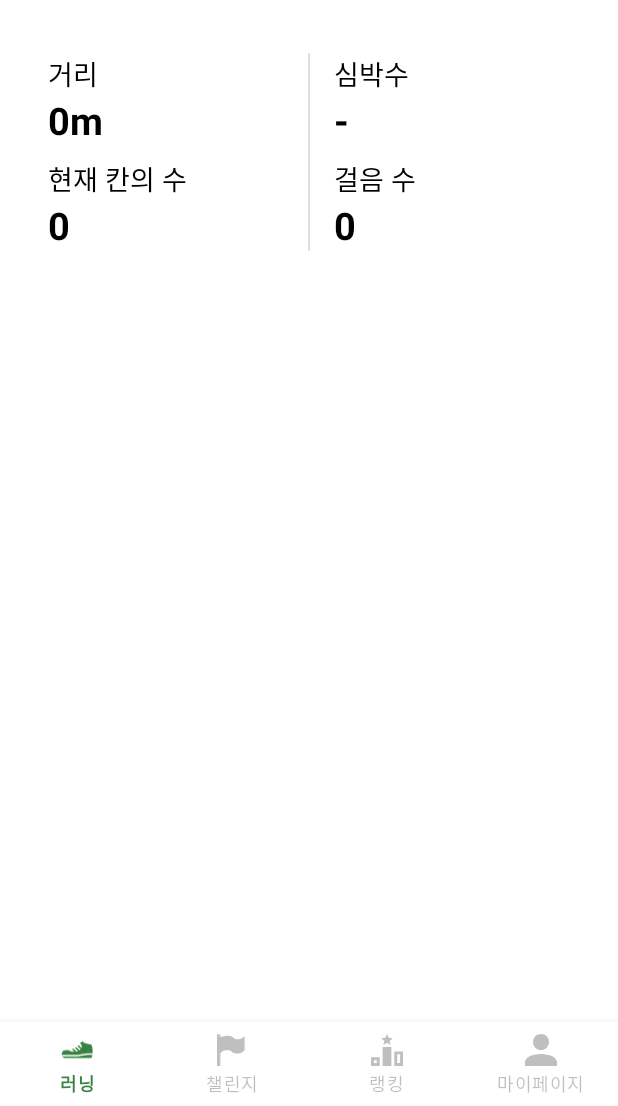
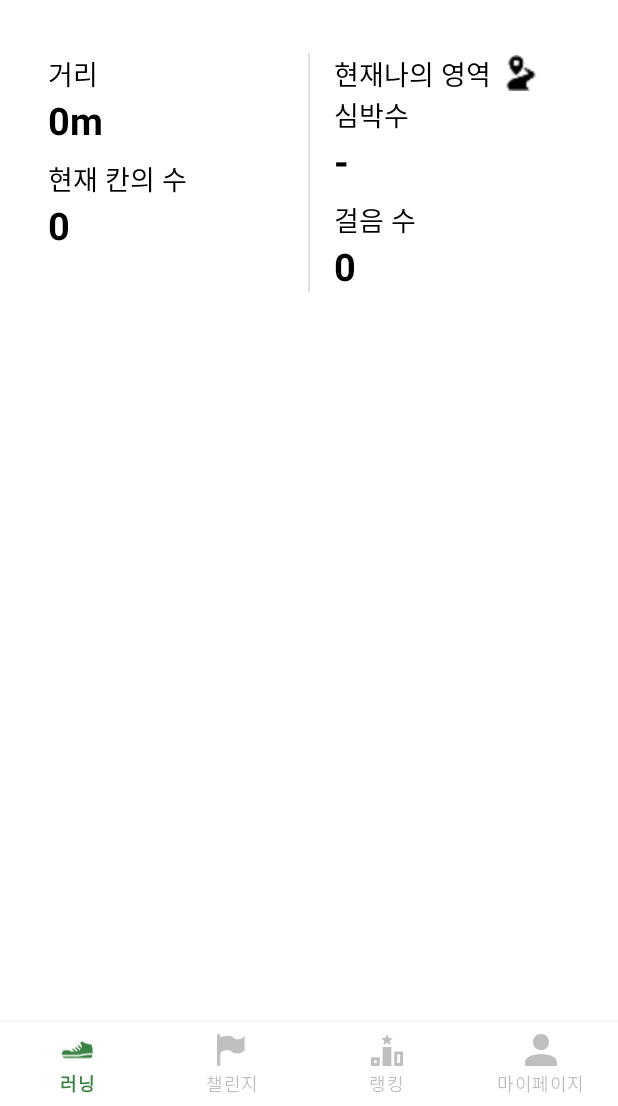
Before and after one commit to yoonjiseok/MoveOn_FE, an Android app: the fragment MainRecordFragment placed in its activity, on a phone screen of 412 x 824 dp, the part 130-1236 px from its top. Run offline under Robolectric (Android 15) with nearby library versions, the light colour scheme and no system bars; plain views replace SlidingUpPanelLayout.

Commit message:
Add Recommend Course Dialog

```diff
--- a/app/src/main/java/androidtown/org/moveon/MainRecordFragment.kt
+++ b/app/src/main/java/androidtown/org/moveon/MainRecordFragment.kt
@@ -14,6 +14,7 @@ import android.os.Looper
 import android.view.LayoutInflater
 import android.view.View
 import android.widget.ImageView
+import android.widget.ImageButton
 import android.widget.LinearLayout
 import android.widget.TextView
 import android.widget.Toast
@@ -95,6 +96,9 @@ class MainRecordFragment : Fragment(R.layout.fragment_main_record), OnMapReadyCa
         super.onViewCreated(view, savedInstanceState)
 
         // 뷰 초기화
+        view.findViewById<ImageButton>(R.id.recommendButton)?.setOnClickListener {
+            RecommendedCourseDialog().show(parentFragmentManager, "recommendedCourse")
+        }
         timeValueText = view.findViewById(R.id.timeValue)
         distanceValueText = view.findViewById(R.id.distance_value)
         stepValueText = view.findViewById(R.id.step_count)
--- a/app/src/main/java/androidtown/org/moveon/RunningFragment.kt
+++ b/app/src/main/java/androidtown/org/moveon/RunningFragment.kt
@@ -7,6 +7,7 @@ import android.view.LayoutInflater
 import android.view.View
 import android.view.ViewGroup
 import android.widget.Button
+import android.widget.ImageButton
 import androidx.core.app.ActivityCompat
 import androidx.core.content.ContextCompat
 import androidx.fragment.app.Fragment
@@ -45,6 +46,10 @@ class RunningFragment : Fragment(), OnMapReadyCallback {
 
     override fun onViewCreated(view: View, savedInstanceState: Bundle?) {
         super.onViewCreated(view, savedInstanceState)
+
+        view.findViewById<ImageButton>(R.id.recommendButton)?.setOnClickListener {
+            RecommendedCourseDialog().show(parentFragmentManager, "recommendedCourse")
+        }
 
         val startButton = view.findViewById<Button>(R.id.startButton)
         startButton?.setOnClickListener {
--- /dev/null
+++ b/app/src/main/res/drawable/info_box_background.xml
@@ -0,0 +1,5 @@
+<?xml version="1.0" encoding="utf-8"?>
+<shape xmlns:android="http://schemas.android.com/apk/res/android">
+    <solid android:color="#1A398342" />
+    <corners android:radius="12dp" />
+</shape>
--- /dev/null
+++ b/app/src/main/res/drawable/tab_selected_pill_background.xml
@@ -0,0 +1,6 @@
+<?xml version="1.0" encoding="utf-8"?>
+<shape xmlns:android="http://schemas.android.com/apk/res/android"
+    android:shape="rectangle">
+    <solid android:color="#398342" />
+    <corners android:radius="12dp" />
+</shape>
--- /dev/null
+++ b/app/src/main/res/drawable/tab_selector.xml
@@ -0,0 +1,5 @@
+<?xml version="1.0" encoding="utf-8"?>
+<selector xmlns:android="http://schemas.android.com/apk/res/android">
+    <item android:drawable="@drawable/tab_selected_pill_background" android:state_selected="true"/>
+    <item android:drawable="@android:color/transparent"/>
+</selector>
--- /dev/null
+++ b/app/src/main/res/drawable/white_circle_background.xml
@@ -0,0 +1,5 @@
+<?xml version="1.0" encoding="utf-8"?>
+<shape xmlns:android="http://schemas.android.com/apk/res/android"
+    android:shape="oval">
+    <solid android:color="#FFFFFF" />
+</shape>
--- a/app/src/main/res/layout/fragment_main_record.xml
+++ b/app/src/main/res/layout/fragment_main_record.xml
@@ -66,6 +66,17 @@
                 android:orientation="vertical"
                 android:gravity="right"
                 android:layout_marginTop="16dp">
+<ImageButton
+    android:id="@+id/recommendButton"
+    android:layout_width="33dp"
+    android:layout_height="33dp"
+    android:src="@drawable/ic_recommand"
+    android:background="@drawable/white_circle_background"
+    android:layout_marginEnd="13dp"
+    android:layout_marginBottom="5dp"
+    android:padding="6dp"
+    android:scaleType="fitCenter"
+    android:contentDescription="추천 코스" />
 
 <ImageView
     android:id="@+id/refresh_icon"
@@ -74,6 +85,7 @@
     android:src="@drawable/ic_setting"
     android:layout_marginEnd="13dp"
     android:layout_marginBottom="5dp"
+    android:contentDescription="설정 아이콘" />
                     android:contentDescription="설정 아이콘" />
 
                 <ImageView
@@ -224,6 +236,30 @@
                 android:orientation="vertical"
                 android:gravity="start">
 
+                <LinearLayout
+                    android:layout_width="match_parent"
+                    android:layout_height="wrap_content"
+                    android:orientation="horizontal"
+                    android:gravity="center_vertical">
+
+                    <TextView
+                        android:layout_width="wrap_content"
+                        android:layout_height="wrap_content"
+                        android:text="현재나의 영역"
+                        android:textSize="18sp"
+                        android:textColor="#000000" />
+
+                    <ImageButton
+                        android:id="@+id/recommendButton"
+                        android:layout_width="24dp"
+                        android:layout_height="24dp"
+                        android:layout_marginStart="8dp"
+                        android:background="?android:attr/selectableItemBackgroundBorderless"
+                        android:src="@drawable/ic_recommand"
+                        android:scaleType="fitCenter"
+                        android:contentDescription="추천 코스" />
+                </LinearLayout>
+
                 <TextView
                     android:layout_width="wrap_content"
                     android:layout_height="wrap_content"
```
Also changed, not shown: app/src/main/java/androidtown/org/moveon/RecommendedCourseDialog.kt (added, +126 -0 lines), app/src/main/res/drawable/tab_pill_background.xml (added, +11 -0 lines), app/src/main/res/layout/dialog_recommended_course.xml (added, +170 -0 lines), app/src/main/res/layout/fragment_running.xml (+19 -2 lines), app/src/main/res/values/styles.xml (+9 -0 lines), app/src/main/res/drawable/ic_recommand.png (added), app/src/main/res/drawable/sample_route.png (added). Lines whose indentation alone changed are shown as unchanged.
